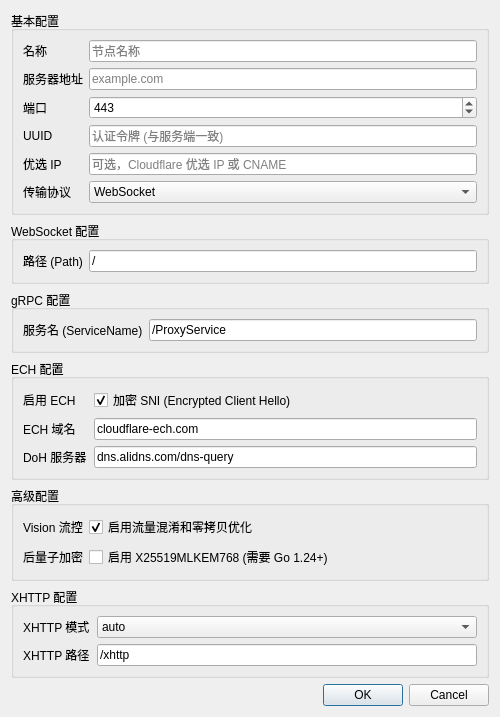
This is ech-workers-gui/ui/EditNodeDialog.ui in H1d3r/ech-workers-ewp as Qt 5 draws it before an edit. The edited form follows.
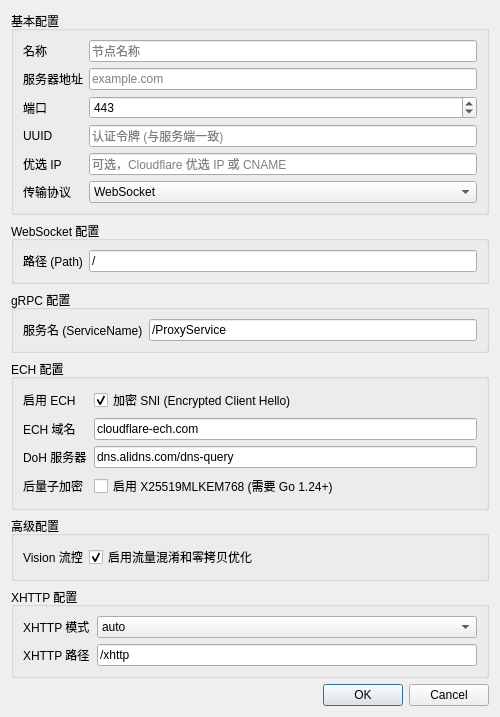
This is the edited form.

Commit message: Fix: Cancel button and move PQC to ECH settings

Patch:
```diff
--- a/ech-workers-gui/ui/EditNodeDialog.ui
+++ b/ech-workers-gui/ui/EditNodeDialog.ui
@@ -232,6 +232,23 @@
         </property>
        </widget>
       </item>
+      <item row="3" column="0">
+       <widget class="QLabel" name="labelPQC">
+        <property name="text">
+         <string>后量子加密</string>
+        </property>
+       </widget>
+      </item>
+      <item row="3" column="1">
+       <widget class="QCheckBox" name="checkEnablePQC">
+        <property name="text">
+         <string>启用 X25519MLKEM768 (需要 Go 1.24+)</string>
+        </property>
+        <property name="checked">
+         <bool>false</bool>
+        </property>
+       </widget>
+      </item>
      </layout>
     </widget>
    </item>
@@ -259,23 +276,6 @@
         </property>
        </widget>
       </item>
-      <item row="1" column="0">
-       <widget class="QLabel" name="labelPQC">
-        <property name="text">
-         <string>后量子加密</string>
-        </property>
-       </widget>
-      </item>
-      <item row="1" column="1">
-       <widget class="QCheckBox" name="checkEnablePQC">
-        <property name="text">
-         <string>启用 X25519MLKEM768 (需要 Go 1.24+)</string>
-        </property>
-        <property name="checked">
-         <bool>false</bool>
-        </property>
-       </widget>
-      </item>
      </layout>
     </widget>
    </item>
```
Left out of the diff: 4 changed lines with no effect on the pictures. The commit also changes 1 other file.
